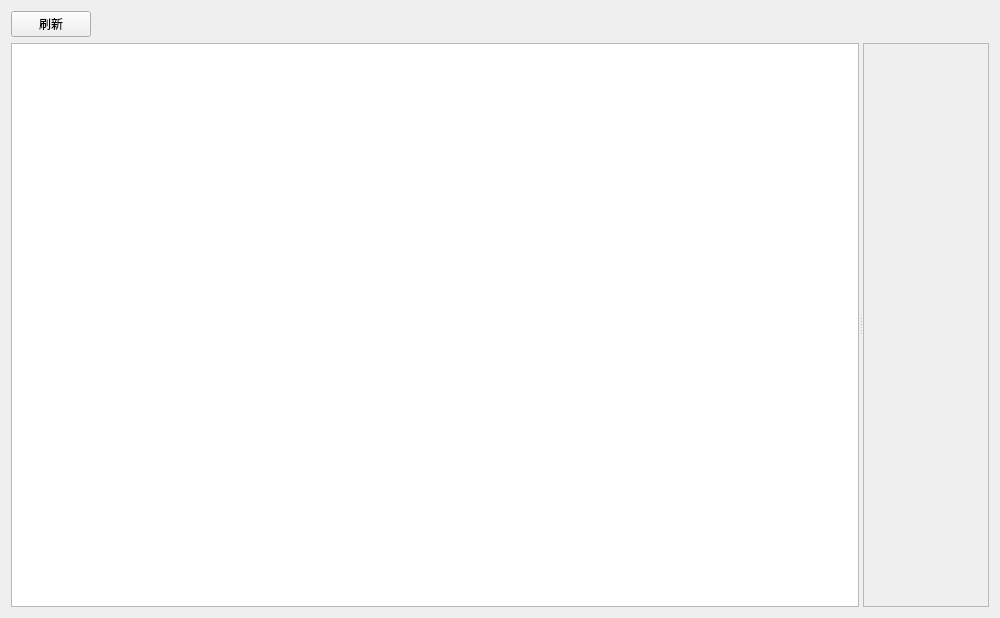
This is FMCL/Functions/SettingEditor/SettingEditor.ui in 1604042736/FMCL as Qt 5 draws it before an edit. The edited form follows.
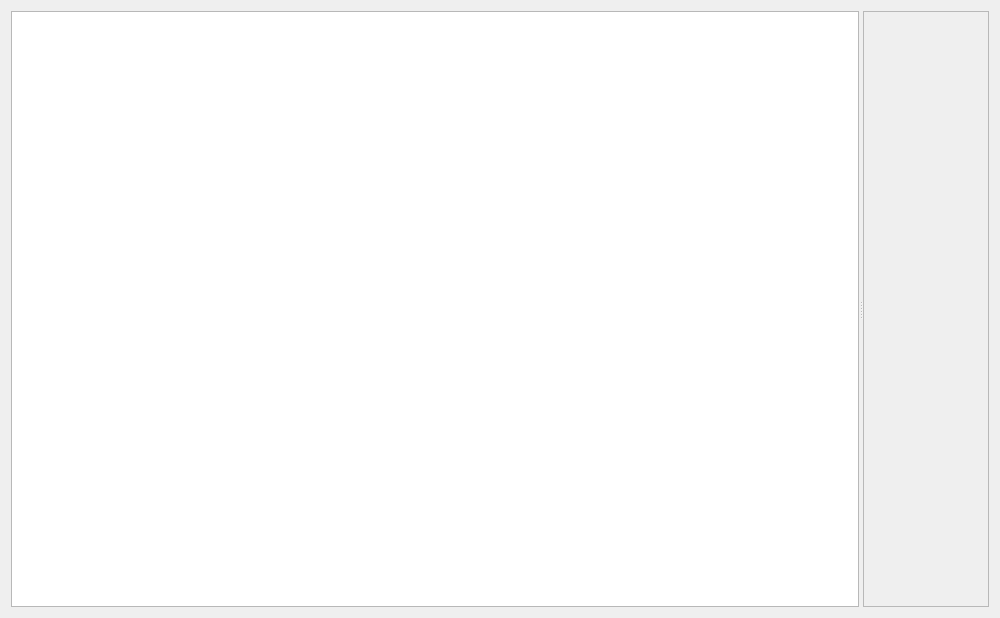
This is the edited form. Custom widgets are drawn as their Qt base class.

What changed in the file:
```diff
--- a/FMCL/Functions/SettingEditor/SettingEditor.ui
+++ b/FMCL/Functions/SettingEditor/SettingEditor.ui
@@ -14,27 +14,7 @@
    <string>设置</string>
   </property>
   <layout class="QGridLayout" name="gridLayout_2">
-   <item row="0" column="0">
-    <widget class="PushButton" name="pb_refresh">
-     <property name="text">
-      <string>刷新</string>
-     </property>
-    </widget>
-   </item>
-   <item row="0" column="1">
-    <spacer name="horizontalSpacer">
-     <property name="orientation">
-      <enum>Qt::Horizontal</enum>
-     </property>
-     <property name="sizeHint" stdset="0">
-      <size>
-       <width>40</width>
-       <height>20</height>
-      </size>
-     </property>
-    </spacer>
-   </item>
-   <item row="1" column="0" colspan="2">
+   <item row="0" column="0" colspan="2">
     <widget class="QSplitter" name="splitter">
      <property name="orientation">
       <enum>Qt::Horizontal</enum>
@@ -59,7 +39,7 @@
          <x>0</x>
          <y>0</y>
          <width>124</width>
-         <height>569</height>
+         <height>598</height>
         </rect>
        </property>
        <layout class="QGridLayout" name="gridLayout">
@@ -89,11 +69,6 @@
   </layout>
  </widget>
  <customwidgets>
-  <customwidget>
-   <class>PushButton</class>
-   <extends>QPushButton</extends>
-   <header>qfluentwidgets</header>
-  </customwidget>
   <customwidget>
    <class>ScrollArea</class>
    <extends>QScrollArea</extends>
```
